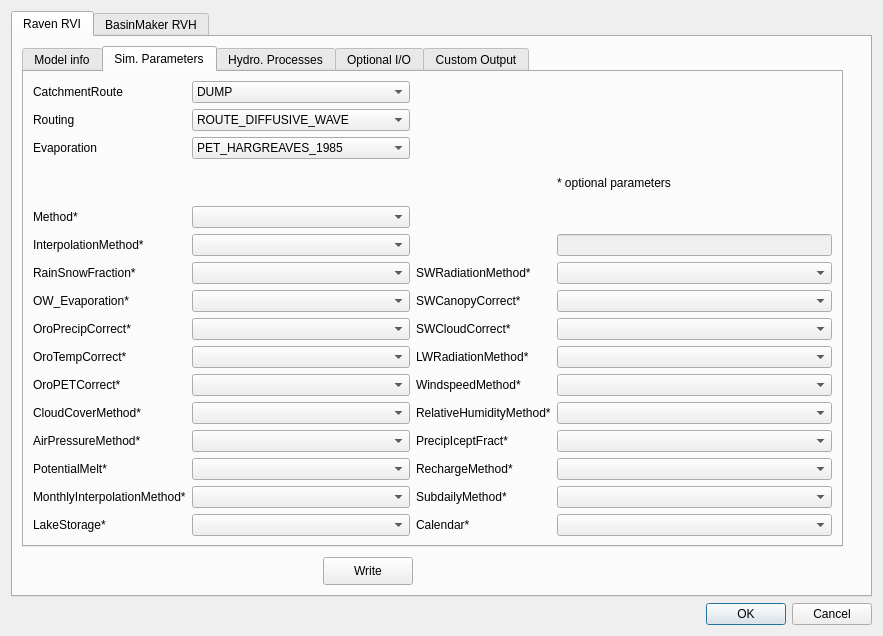
This is qraven/qraven_dialog_base.ui in Scriptbash/QRaven as Qt 5 draws it before an edit. The edited form follows.
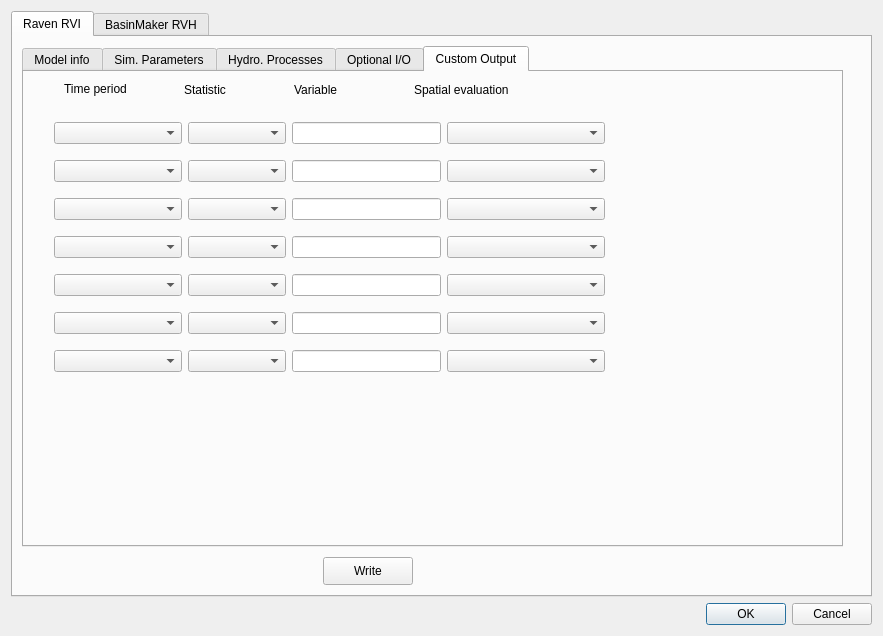
This is the edited form. Custom widgets are drawn as their Qt base class.

Commit message: Finished the optional IO commands

Patch:
```diff
--- a/qraven/qraven_dialog_base.ui
+++ b/qraven/qraven_dialog_base.ui
@@ -51,7 +51,7 @@
         <enum>QTabWidget::Rounded</enum>
        </property>
        <property name="currentIndex">
-        <number>1</number>
+        <number>4</number>
        </property>
        <widget class="QWidget" name="tabWidgetPage1">
         <attribute name="title">
@@ -1612,8 +1612,8 @@
           <rect>
            <x>30</x>
            <y>40</y>
-           <width>471</width>
-           <height>234</height>
+           <width>551</width>
+           <height>271</height>
           </rect>
          </property>
          <layout class="QGridLayout" name="gridLayout">
```
The commit also changes 2 other files.
